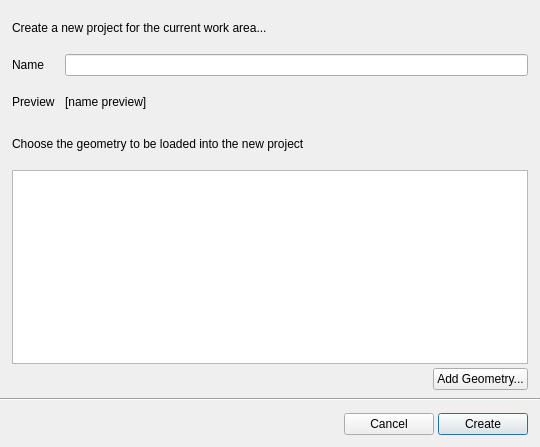
This is resources/new_project_form.ui in shotgunsoftware/tk-mari-projectmanager as Qt 5 draws it before an edit. The edited form follows.
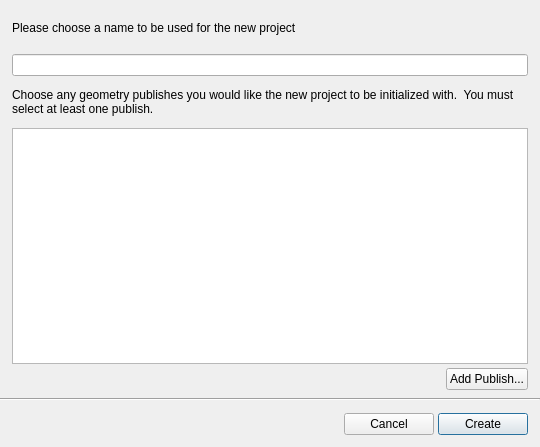
This is the edited form.

Commit message: wip - now uses loader when browsing publishes

```diff
--- a/resources/new_project_form.ui
+++ b/resources/new_project_form.ui
@@ -46,7 +46,7 @@
         </size>
        </property>
        <property name="text">
-        <string>Create a new project for the current work area...</string>
+        <string>Please choose a name to be used for the new project</string>
        </property>
        <property name="wordWrap">
         <bool>true</bool>
@@ -54,15 +54,6 @@
       </widget>
      </item>
      <item>
-      <layout class="QGridLayout" name="gridLayout">
-       <item row="0" column="0">
-        <widget class="QLabel" name="label">
-         <property name="text">
-          <string>Name</string>
-         </property>
-        </widget>
-       </item>
-       <item row="0" column="1">
         <widget class="QLineEdit" name="name_edit">
          <property name="minimumSize">
           <size>
@@ -75,31 +66,6 @@
          </property>
         </widget>
        </item>
-       <item row="2" column="0">
-        <widget class="QLabel" name="label_2">
-         <property name="text">
-          <string>Preview</string>
-         </property>
-        </widget>
-       </item>
-       <item row="2" column="1">
-        <widget class="QLabel" name="preview_label">
-         <property name="minimumSize">
-          <size>
-           <width>0</width>
-           <height>32</height>
-          </size>
-         </property>
-         <property name="text">
-          <string>[name preview]</string>
-         </property>
-         <property name="wordWrap">
-          <bool>false</bool>
-         </property>
-        </widget>
-       </item>
-      </layout>
-     </item>
      <item>
       <widget class="QLabel" name="preview_label_2">
        <property name="minimumSize">
@@ -109,10 +75,10 @@
         </size>
        </property>
        <property name="text">
-        <string>Choose the geometry to be loaded into the new project</string>
+        <string>Choose any geometry publishes you would like the new project to be initialized with.  You must select at least one publish.</string>
        </property>
        <property name="wordWrap">
-        <bool>false</bool>
+        <bool>true</bool>
        </property>
       </widget>
      </item>
@@ -148,7 +114,7 @@
             </size>
            </property>
            <property name="text">
-            <string>Add Geometry...</string>
+            <string>Add Publish...</string>
            </property>
           </widget>
          </item>
```
Left out of the diff: 6 changed lines with no effect on the pictures. Lines whose indentation alone changed are shown as unchanged. The commit also changes 4 other files.
